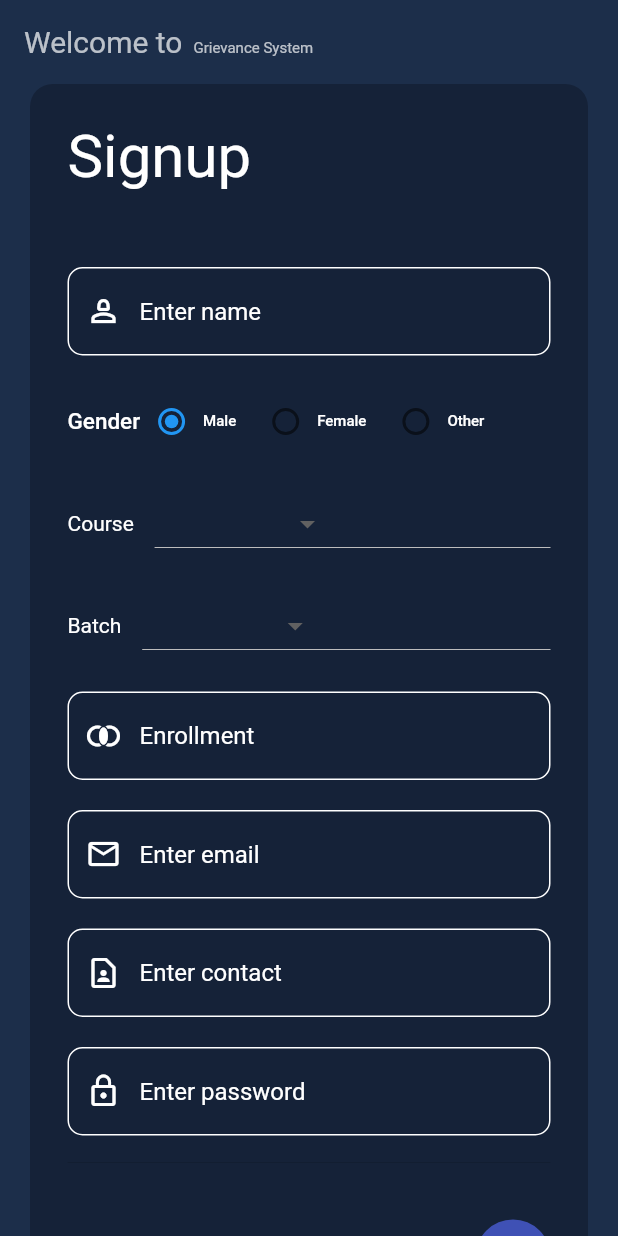
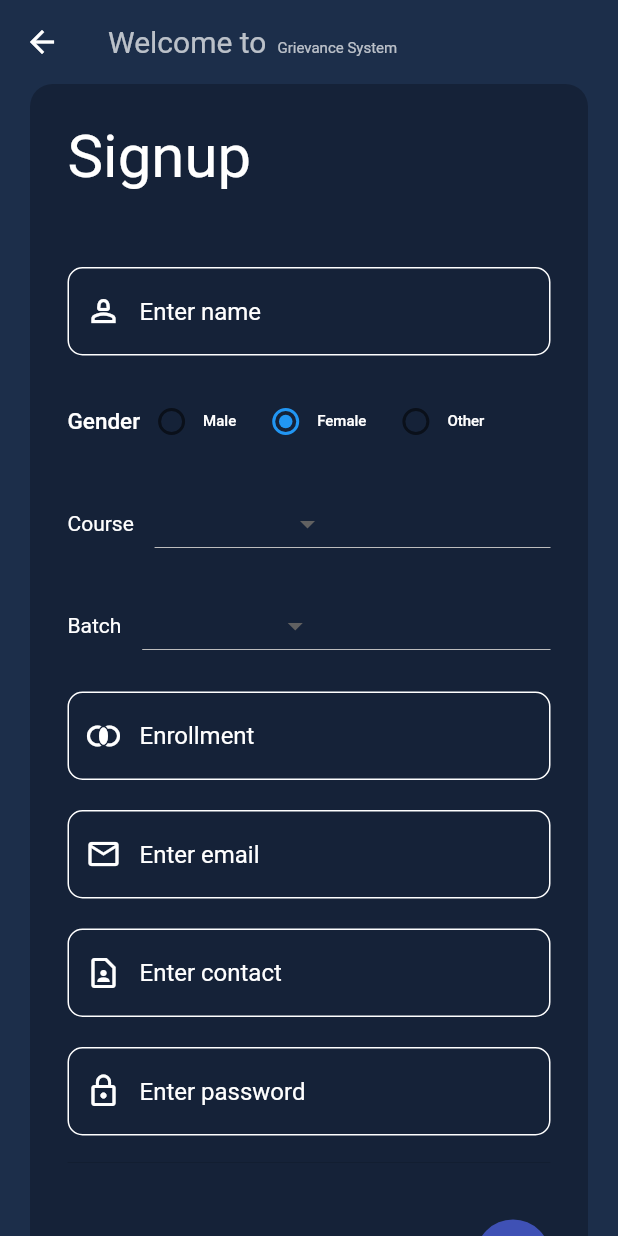
Before and after one commit to PradeepSuthar2003/grievance_system, a Flutter app: the screen it shows after launch, after a tap on "Female", on a phone screen of 412 x 824 dp. Run offline on Flutter 3.47's test engine with Material 2 defaults, Android fonts, the phone set to English and light mode, and no system bars; our stand-ins replace firebase_auth, firebase_core; accounts and stored records are empty.

```diff
--- a/lib/authentication/screens/authenticate.dart
+++ b/lib/authentication/screens/authenticate.dart
@@ -1,11 +1,14 @@
 import 'package:flutter/cupertino.dart';
+import 'package:lj_grievance/authentication/screens/session.dart';
 
 class Authenticate{
   BuildContext context;
   Authenticate({required this. context});
   Widget checkLogin(){
-    if(true){
+    if(Session().userId!=null){
       Navigator.pushNamed(context, 'user_home_page');
+    }else{
+      Navigator.pushNamed(context, 'signup_page');
     }
     return Text("jjje");
   }
--- /dev/null
+++ b/lib/authentication/screens/session.dart
@@ -0,0 +1,13 @@
+class Session{
+  static final Session _session = Session._internal();
+
+  String? userId;
+
+  factory Session(){
+    return _session;
+  }
+
+  Session._internal(){
+
+  }
+}
--- a/lib/authentication/screens/signup_page.dart
+++ b/lib/authentication/screens/signup_page.dart
@@ -2,7 +2,9 @@ import 'package:flutter/material.dart';
 import 'package:lj_grievance/Utils/gender_group.dart';
 import 'package:lj_grievance/custom_widgets/custom_input_field.dart';
 import 'package:lj_grievance/custom_widgets/rounded_button.dart';
+import 'package:lj_grievance/models/signup_model.dart';
 import 'package:lj_grievance/vaildation/validation.dart';
+import 'package:provider/provider.dart';
 
 class SignUpPage extends StatefulWidget{
   const SignUpPage({super.key});
@@ -27,7 +29,9 @@ class _SignUpPage extends State<SignUpPage>{
 
   @override
   Widget build(BuildContext context) {
-    return Scaffold(
+    return ChangeNotifierProvider<SignUpModel>(
+      create:(context) => SignUpModel(),
+      child: Scaffold(
         appBar: AppBar(
           title: RichText(text: const TextSpan(text: "Welcome to ",style: TextStyle(color: Colors.white70,fontSize: 20),children: [
             TextSpan(text: "\tGrievance System",style: TextStyle(fontWeight: FontWeight.w400,fontSize: 10))
@@ -62,42 +66,53 @@ class _SignUpPage extends State<SignUpPage>{
                         return null;
                       }),
                       const SizedBox(height: 20,),
-                    Row(
+                      Consumer<SignUpModel>(
+                        builder: (context, value, child) {
+                          return Row(
                             children: [
                               const Text("Gender",style: TextStyle(fontWeight: FontWeight.w500,fontSize: 15,color: Colors.white),),
                               RadioMenuButton(value: Gender.Male, groupValue: gender, onChanged:(val) {
-                          gender = val;
+                                gender = val; value.notifyListeners();
                               }, child: const Text("Male",style: TextStyle(fontSize: 10,color: Colors.white),)),
                               RadioMenuButton(value: Gender.Female, groupValue: gender, onChanged:(val) {
-                          gender = val;
+                                gender = val; value.notifyListeners();
                               }, child: const Text("Female",style: TextStyle(fontSize: 10,color: Colors.white),)),
                               RadioMenuButton(value:Gender.Other, groupValue: gender, onChanged:(val) {
-                          gender = val;
+                                gender = val; value.notifyListeners();
                               }, child: const Text("Other",style: TextStyle(fontSize: 10,color: Colors.white),)),
                             ],
+                          );
+                        },
                       ),
                       const SizedBox(height: 20,),
-                    Row(
+                      Consumer<SignUpModel>(
+                        builder: (context, value, child) {
+                          return Row(
                             children: [
                               const Text("Course\t\t\t\t",style: TextStyle(color: Colors.white),),
                               Expanded(
                                 child: DropdownButton(dropdownColor: const Color(0xFF152238),items: usersType.map((String item){
                                   return DropdownMenuItem(value: item,child: Text(item,style: const TextStyle(color: Colors.white70),));
-                          }).toList(), onChanged: (val){selectedUserType = val;},value: selectedUserType,),
+                                }).toList(), onChanged: (val){selectedUserType = val; value.notifyListeners();},value: selectedUserType,),
                               ),
                             ],
+                          );
+                        },
                       ),
                       const SizedBox(height: 20,),
-                    Row(
+                      Consumer<SignUpModel>(
+                        builder: (context, value, child) {
+                          return Row(
                             children: [
                               const Text("Batch\t\t\t\t",style: TextStyle(color: Colors.white),),
                               Expanded(
                                 child: DropdownButton(dropdownColor: const Color(0xFF152238),items: usersType.map((String item){
                                   return DropdownMenuItem(value: item,child: Text(item,style: const TextStyle(color: Colors.white70),));
-                          }).toList(), onChanged: (val){selectedUserType = val;},value: selectedUserType,),
+                                }).toList(), onChanged: (val){selectedUserType = val; value.notifyListeners();},value: selectedUserType,),
                               ),
                             ],
-                    ),
+                          );
+                      },),
                       const SizedBox(height: 20,),
                       CustomInputField().customInputField(inputType: TextInputType.number,themeColor: Colors.white,icon: Icons.join_inner_outlined, text: "Enrollment",controller: enrollmentNo,validate: (value){
                         if(value!.isNotNull){
@@ -147,6 +162,7 @@ class _SignUpPage extends State<SignUpPage>{
             ),
           ),
         ),
+      ),
     );
   }
 }
--- a/lib/custom_widgets/custom_input_field.dart
+++ b/lib/custom_widgets/custom_input_field.dart
@@ -1,6 +1,7 @@
 import 'package:flutter/material.dart';
 
 class CustomInputField{
+  bool obscureText = false;
   Widget customInputField({
     required IconData icon,
     required String text,
@@ -9,20 +10,25 @@ class CustomInputField{
     bool readOnly = false,
     bool obscureText = false,
     String? Function(String?)? validate,
+    VoidCallback? postIconClicked,
     Color themeColor = Colors.black,
+    IconData? postIcon,
+    IconData? passwordShowIcon,
     required TextEditingController controller
   })
   {
+    this.obscureText = obscureText;
     return TextFormField(
       style: TextStyle(color: themeColor),
       readOnly: readOnly,
-      obscureText: obscureText,
+      obscureText: this.obscureText,
       controller: controller,
       validator: validate,
       maxLines: maxLines,
       keyboardType:inputType,
       decoration: InputDecoration(
         prefixIcon: Icon(icon,color: themeColor,),
+        suffixIcon: IconButton(icon:Icon(this.obscureText?passwordShowIcon:postIcon,color:themeColor),color:themeColor,onPressed:postIconClicked,),
         hintText: text,
         hintStyle: TextStyle(color: themeColor),
         enabledBorder: OutlineInputBorder(
--- a/lib/custom_widgets/rounded_button.dart
+++ b/lib/custom_widgets/rounded_button.dart
@@ -1,7 +1,7 @@
 import 'package:flutter/material.dart';
 
 class RoundedButton{
-  Widget roundedButton({required IconData icon,double radius = 25.0,VoidCallback? onClick,MaterialColor color = Colors.blue}){
-    return CircleAvatar(backgroundColor: color,radius: radius,child: IconButton(icon: Icon(icon,color: Colors.white,),onPressed: onClick,),);
+  Widget roundedButton({required IconData icon,double radius = 25.0,VoidCallback? onClick,MaterialColor color = Colors.blue,Widget? child,bool haveTwoChild = false}){
+    return CircleAvatar(backgroundColor: color,radius: radius,child: haveTwoChild?child:IconButton(icon: Icon(icon,color: Colors.white,),onPressed: onClick,),);
   }
 }
--- a/lib/main.dart
+++ b/lib/main.dart
@@ -1,3 +1,4 @@
+import 'package:firebase_core/firebase_core.dart';
 import 'package:flutter/material.dart';
 import 'package:lj_grievance/admin/screens/admin_profile_page.dart';
 import 'package:lj_grievance/authentication/screens/login_page.dart';
@@ -10,7 +11,9 @@ import 'package:lj_grievance/user/screens/user_profile_page.dart';
 import 'admin/screens/admin_home_page.dart';
 import 'authentication/screens/authenticate.dart';
 
-void main(){
+void main()async{
+  WidgetsFlutterBinding.ensureInitialized();
+  await Firebase.initializeApp();
   runApp(const GrievanceApp());
 }
 
@@ -20,7 +23,7 @@ class GrievanceApp extends StatelessWidget{
   Widget build(BuildContext context){
     return MaterialApp(
       debugShowCheckedModeBanner: false,
-      initialRoute: 'signup_page',
+      initialRoute: 'authenticate',
       theme: ThemeData(
         primarySwatch: Colors.blue,
       ),
--- /dev/null
+++ b/lib/models/signup_model.dart
@@ -0,0 +1,5 @@
+import 'package:flutter/material.dart';
+
+class SignUpModel with ChangeNotifier{
+
+}
```
Also changed, not shown: lib/Utils/error_message.dart (added, +7 -0 lines), lib/authentication/screens/login_page.dart (+37 -8 lines), lib/models/login_model.dart (added, +27 -0 lines). Lines whose indentation alone changed are shown as unchanged.
